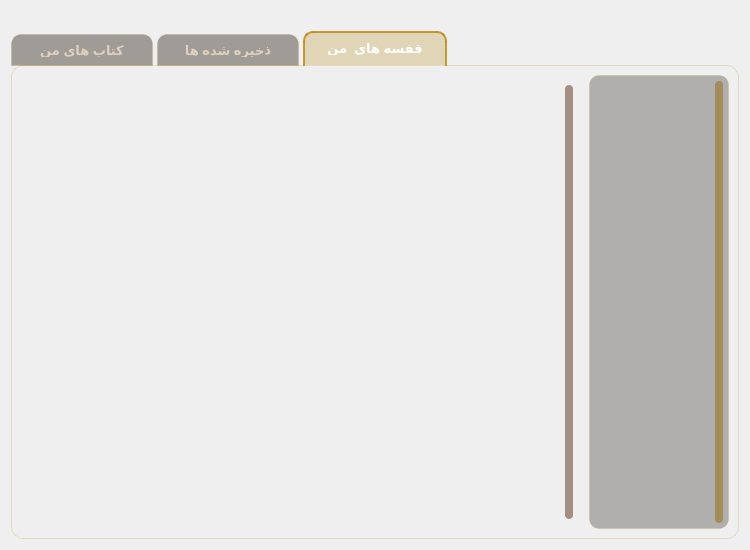
Before: the Qt Designer form Client/user/librarywidget.ui in Onyx1907/Lumina-EBook-Platform, drawn with Qt 5.
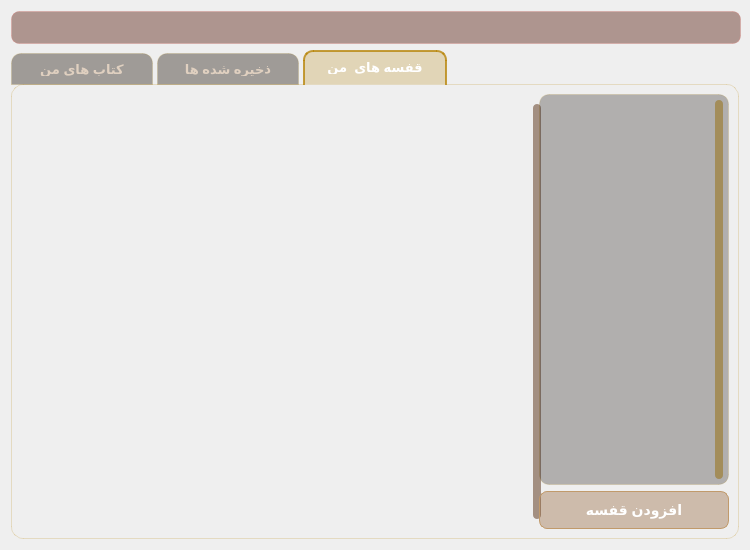
After: the same form once the commit is applied.

Commit message: feat(library): implement shelf management and book transfer; logic, network and UI

```diff
--- a/Client/user/librarywidget.ui
+++ b/Client/user/librarywidget.ui
@@ -48,9 +48,15 @@
      </property>
      <property name="styleSheet">
       <string notr="true">QLabel {
-    color: #8A6623; 
-qproperty-alignment: 'AlignHCenter | AlignVCenter';
-
+    background-color: rgba(93, 37, 25, 0.45);  /* پس‌زمینه شیشه‌ای شرابی/شکلاتی تیره */
+    border: 1px solid rgba(217, 136, 128, 0.35); /* مرز ملو متمایل به رز-گلد شفاف */
+    border-radius: 8px;                         /* گوشه‌های نرم */
+    color: #FADBD8;                             /* رنگ متن صورتی بسیار ملایم و خوانا */
+    font-family: &quot;Segoe UI&quot;, &quot;Tahoma&quot;;
+    font-size: 13px;
+    font-weight: bold;
+    padding: 8px 16px;                          /* ایجاد فضای تنفس داخلی برای حالت شیشه‌ای */
+    qproperty-alignment: 'AlignCenter';         /* وسط‌چین کردن متن خطا */
 }</string>
      </property>
      <property name="text">
@@ -248,6 +254,18 @@
       <layout class="QHBoxLayout" name="horizontalLayout_2">
        <item>
         <widget class="QListWidget" name="shelfBooks_listWidget">
+         <property name="minimumSize">
+          <size>
+           <width>530</width>
+           <height>0</height>
+          </size>
+         </property>
+         <property name="maximumSize">
+          <size>
+           <width>530</width>
+           <height>16777215</height>
+          </size>
+         </property>
          <property name="styleSheet">
           <string notr="true">/* کاملاً شفاف کردن پس‌زمینه و حذف مرزهای لیست اصلی */
 QListWidget {
@@ -301,17 +319,19 @@
          </property>
         </widget>
        </item>
+       <item>
+        <layout class="QVBoxLayout" name="verticalLayout">
        <item>
         <widget class="QListWidget" name="shelves_listWidget">
          <property name="minimumSize">
           <size>
-           <width>140</width>
+             <width>190</width>
            <height>0</height>
           </size>
          </property>
          <property name="maximumSize">
           <size>
-           <width>140</width>
+             <width>190</width>
            <height>16777215</height>
           </size>
          </property>
@@ -391,7 +411,59 @@
          <property name="horizontalScrollBarPolicy">
           <enum>Qt::ScrollBarAlwaysOff</enum>
          </property>
-        </widget>
+           <property name="wordWrap">
+            <bool>true</bool>
+           </property>
+          </widget>
+         </item>
+         <item>
+          <widget class="QPushButton" name="pushButton">
+           <property name="minimumSize">
+            <size>
+             <width>190</width>
+             <height>38</height>
+            </size>
+           </property>
+           <property name="maximumSize">
+            <size>
+             <width>190</width>
+             <height>16777215</height>
+            </size>
+           </property>
+           <property name="styleSheet">
+            <string notr="true">/* حالت عادی دکمه (دقیقا همان تم هاور قبلی شماست: شیشه کاراملی غلیظ با لبه طلایی خامه‌ای) */
+QPushButton {
+    background-color: rgba(139, 90, 43, 0.35); /* شیشه کاراملی غلیظ */
+    border: 1px solid #C19A6B; /* لبه طلایی خامه‌ای */
+    border-radius: 8px; /* گوشه‌های نرم کلاسیک */
+    color: #FFF; /* متن کاملا سفید و درخشان */
+    font-size: 14px;
+    font-weight: bold;
+    font-family: &quot;Segoe UI&quot;, &quot;Tahoma&quot;;
+    padding: 6px 14px;
+    min-height: 24px;
+}
+
+/* حالت Hover (وقتی موس روی دکمه می‌رود: غلیظ‌تر، تیره تر و کاملا مشخص) */
+QPushButton:hover {
+    background-color: rgba(93, 58, 25, 0.65); /* قهوه‌ای نسکافه‌ای تیره و غلیظ */
+    border: 1px solid #8B5A2B; /* مرز قهوه‌ای سوخته */
+    color: #F7DC6F; /* تغییر رنگ متن به طلایی درخشان برای افکت جذاب‌تر */
+}
+
+/* حالت Pressed (وقتی روی دکمه کلیک می‌شود: تاریک‌ترین و فشرده‌ترین حالت) */
+QPushButton:pressed {
+    background-color: rgba(54, 33, 13, 0.85); /* قهوه‌ای اسپرسو بسیار تیره و سنگین */
+    border: 1px solid #4A2E14;
+    padding-left: 16px; /* همان افکت کلیک ملو و قشنگ شما */
+}</string>
+           </property>
+           <property name="text">
+            <string>افزودن قفسه</string>
+           </property>
+          </widget>
+         </item>
+        </layout>
        </item>
       </layout>
      </widget>
```
Lines whose indentation alone changed are shown as unchanged. The commit also changes 3 other files.
